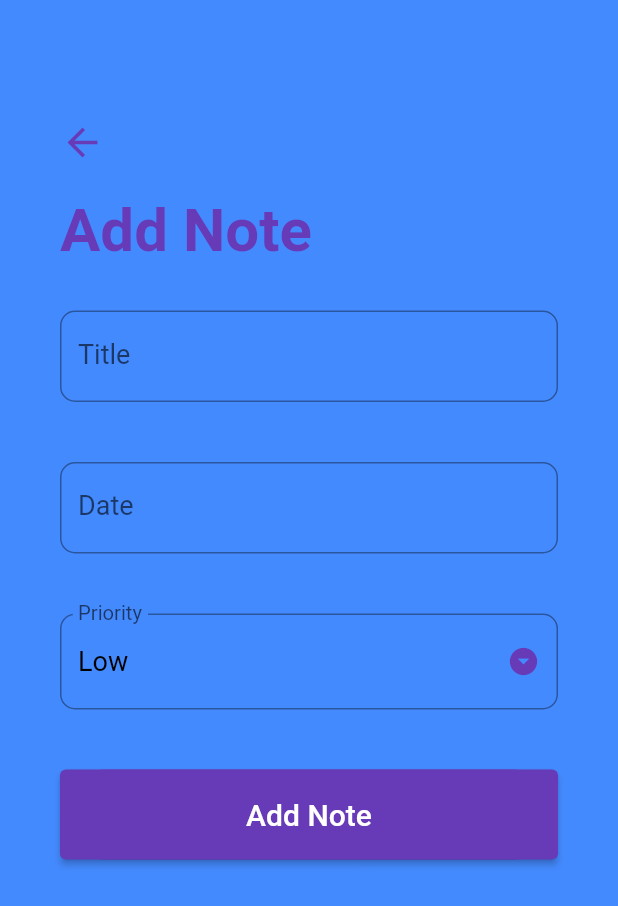
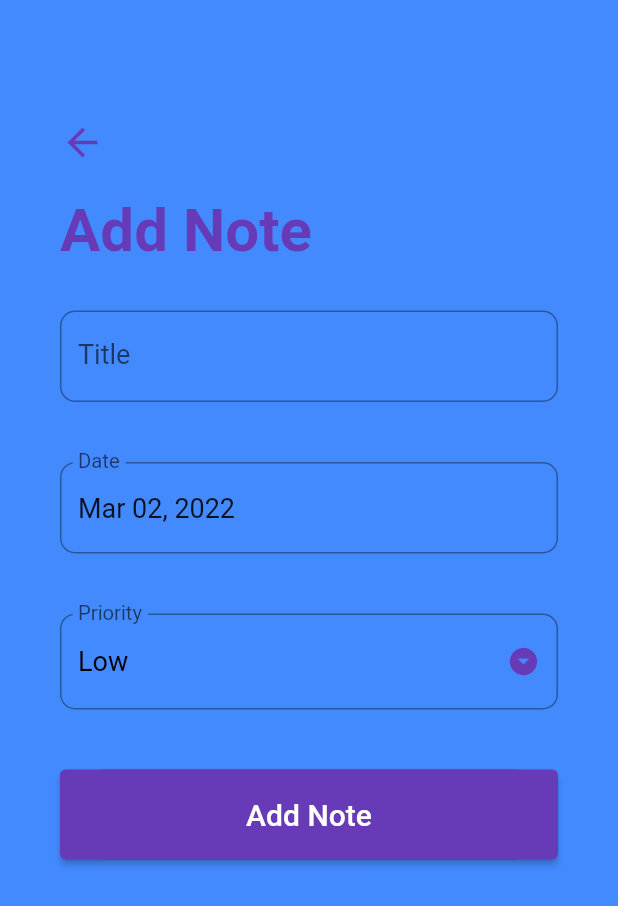
Before and after one commit to athoslabs/sqlite_todo, a Flutter app: the AddNoteScreen screen opened directly, on a phone screen of 412 x 824 dp. Shown: the top 906 px of the screen. Run offline on Flutter 3.47's test engine with Material 2 defaults, Android fonts, the phone set to English and light mode, and no system bars; our stand-ins replace sqflite; accounts and stored records are empty.

Commit message:
Completed project

```diff
--- a/lib/database/database.dart
+++ b/lib/database/database.dart
@@ -64,11 +64,9 @@ class DatabaseHelper {
 
   Future<int> insertNote(Note note) async {
     Database? db = await this.db;
-    final int result = await db!.update(
+    final int result = await db!.insert(
         noteTable,
         note.toMap(),
-        where: '$colId = ?',
-      whereArgs: [note.id],
     );
     return result;
   }
--- a/lib/screens/add_note_screen.dart
+++ b/lib/screens/add_note_screen.dart
@@ -1,9 +1,14 @@
 import 'package:flutter/material.dart';
 import 'package:intl/intl.dart';
+import 'package:sqlite_todo/database/database.dart';
+import 'package:sqlite_todo/models/note_model.dart';
 import 'package:sqlite_todo/screens/home_screen.dart';
 
 class AddNoteScreen extends StatefulWidget {
-  const AddNoteScreen({Key? key}) : super(key: key);
+  final Note? note;
+  final Function? updateNoteList;
+
+  AddNoteScreen({this.note, this.updateNoteList});
 
   @override
   State<AddNoteScreen> createState() => _AddNoteScreenState();
@@ -23,6 +28,36 @@ class _AddNoteScreenState extends State<AddNoteScreen> {
   final DateFormat _dateFormatter = DateFormat('MMM dd, yyyy');
   final List<String> _priorities = ['Low', 'Medium', 'High'];
 
+  @override
+  void initState() {
+    super.initState();
+
+    if(widget.note != null) {
+      _title = widget.note!.title!;
+      _date = widget.note!.date!;
+      _priority = widget.note!.priority!;
+
+      setState(() {
+        btnText = 'Update Note';
+        titleText = 'Update Note';
+      });
+    } else {
+      setState(() {
+        btnText = 'Add Note';
+        titleText = 'Add Note';
+      });
+    }
+
+    _dateController.text = _dateFormatter.format(_date);
+  }
+
+  @override
+  void dispose() {
+    _dateController.dispose();
+    super.dispose();
+  }
+
+
   _handleDatePicker() async {
     final DateTime? date = await showDatePicker(
         context: context,
@@ -39,7 +74,35 @@ class _AddNoteScreenState extends State<AddNoteScreen> {
   }
 
   _submit() {
+    if (_formKey.currentState!.validate()) {
+      _formKey.currentState!.save();
+      print('$_title, $_date, $_priority');
 
+      Note note = Note(title: _title, date: _date, priority: _priority);
+
+      if (widget.note == null) {
+        note.status = 0;
+        DatabaseHelper.instance.insertNote(note);
+
+        Navigator.pushReplacement(context, MaterialPageRoute(builder: (_) => HomeScreen(),));
+      } else {
+        note.id = widget.note!.id;
+        note.status = widget.note!.status;
+        DatabaseHelper.instance.updateNote(note);
+
+        Navigator.pushReplacement(context, MaterialPageRoute(builder: (_) => HomeScreen(),));
+      }
+
+      widget.updateNoteList!();
+    }
+  }
+
+  _delete() {
+    DatabaseHelper.instance.deleteNote(widget.note!.id!);
+
+    Navigator.pushReplacement(context, MaterialPageRoute(builder: (_) => HomeScreen(),),);
+
+    widget.updateNoteList!();
   }
 
 
@@ -166,6 +229,25 @@ class _AddNoteScreenState extends State<AddNoteScreen> {
                           onPressed: _submit,
                         ),
                       ),
+                      widget.note != null ? Container(
+                        margin: EdgeInsets.symmetric(vertical: 20.0),
+                        height: 60.0,
+                        width: double.infinity,
+                        decoration: BoxDecoration(
+                          color: Theme.of(context).primaryColor,
+                          borderRadius: BorderRadius.circular(30.0),
+                        ),
+                        child: ElevatedButton(
+                          child: Text('Delete Note',
+                          style: TextStyle(
+                            color: Colors.white,
+                            fontSize: 20.0,
+
+                          ),
+                          ),
+                          onPressed: _delete,
+                        ),
+                      ) : SizedBox.shrink(),
                     ],
                   ),
                 )
```
Also changed, not shown: lib/screens/home_screen.dart (+4 -4 lines).
